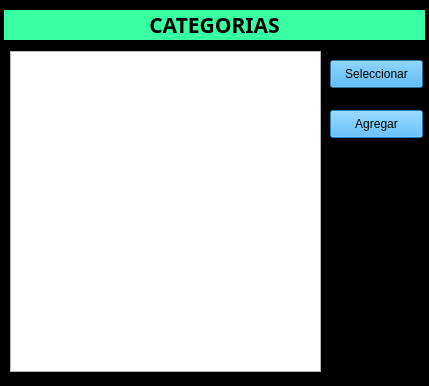
This is negocio/ventana_categoria.ui in NVidia09/Comercio as Qt 5 draws it before an edit. The edited form follows.
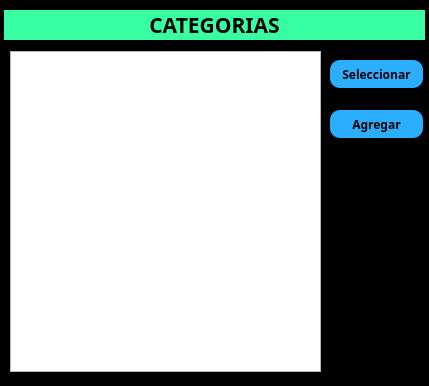
This is the edited form.

The edit to the form file:
```diff
--- a/negocio/ventana_categoria.ui
+++ b/negocio/ventana_categoria.ui
@@ -96,9 +96,17 @@
      <height>28</height>
     </rect>
    </property>
+   <property name="font">
+    <font>
+     <family>Orbitron</family>
+     <weight>75</weight>
+     <bold>true</bold>
+    </font>
+   </property>
    <property name="styleSheet">
     <string notr="true">QPushButton{
 background-color:#2caeff;
+border-radius:10px;
 }
 
 QPushButton:hover{
@@ -118,9 +126,17 @@
      <height>28</height>
     </rect>
    </property>
+   <property name="font">
+    <font>
+     <family>Orbitron</family>
+     <weight>75</weight>
+     <bold>true</bold>
+    </font>
+   </property>
    <property name="styleSheet">
     <string notr="true">QPushButton{
 background-color:#2caeff;
+border-radius:10px;
 }
 
 QPushButton:hover{
```
